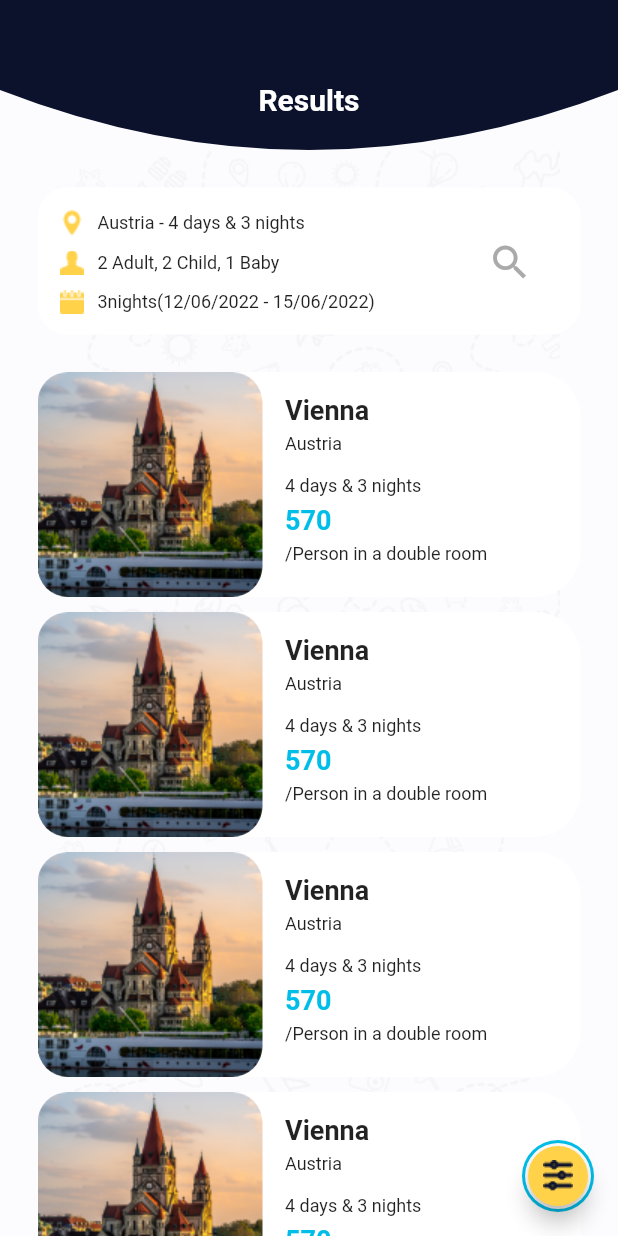
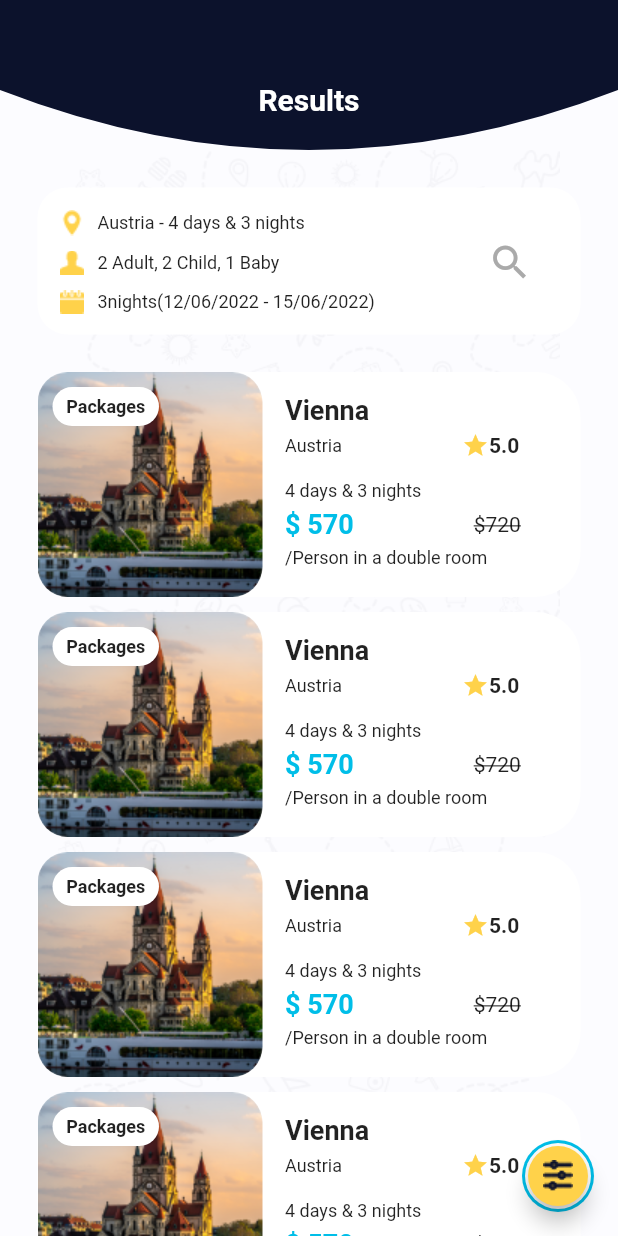
Before and after one commit to Omar-Moshtaha/tourism, a Flutter app: the screen it shows after launch, on a phone screen of 412 x 824 dp. Run offline on Flutter 3.47's test engine with Material 2 defaults, Android fonts, the light colour scheme and no system bars; our stand-ins replace flutter_custom_clippers, hexcolor.

Commit message:
result.dart

```diff
--- a/lib/more.dart
+++ b/lib/more.dart
@@ -2,10 +2,19 @@ import 'package:flutter/material.dart';
 import 'package:flutter_custom_clippers/flutter_custom_clippers.dart';
 import 'package:hexcolor/hexcolor.dart';
 
-class MorePge extends StatelessWidget {
+class MorePge extends StatefulWidget {
   @override
+  _MorePgeState createState() => _MorePgeState();
+}
+
+class _MorePgeState extends State<MorePge> {
+  @override
+  var  curren= 0;
+
   Widget build(BuildContext context) {
+
     return Scaffold(
+
       backgroundColor: HexColor('#FCFCFF'),
       appBar: AppBar(
         toolbarHeight:100,
@@ -225,7 +234,6 @@ body: Container(
        )
        ),
      ),
-
    ],
  ),
   decoration: BoxDecoration(
@@ -238,5 +246,6 @@ body: Container(
   ),
 ),
     );
+
   }
 }
--- a/lib/result.dart
+++ b/lib/result.dart
@@ -36,7 +36,6 @@ color: HexColor("0C122C"),
     body: Container(
       child: Column(
         children: [
-
           Padding(
             padding: const EdgeInsets.only(right: 25,top: 25,left: 25,bottom: 25),
             child: Stack(
@@ -106,7 +105,8 @@ color: HexColor("0C122C"),
             ),
           ),
 Expanded(
-  child:   ListView.separated(physics: BouncingScrollPhysics(),itemBuilder: (context, index) =>           Padding(
+
+  child:   ListView.separated(scrollDirection: Axis.vertical,physics: BouncingScrollPhysics(),itemBuilder: (context, index) =>           Padding(
 
     padding: const EdgeInsets.only(right: 25,left: 25),
 
@@ -153,7 +153,8 @@ Expanded(
           crossAxisAlignment: CrossAxisAlignment.start,
 
           children: [
-
+            Stack(
+              children: [
                 Container(
 
 
@@ -191,7 +192,26 @@ Expanded(
 
 
                 ),
+      Padding(
+        padding: const EdgeInsets.only(top: 10,left: 10),
+        child: Container(
+          width: 71,
+          height: 26,
+          child: Center(
+            child: Text("Packages",style: TextStyle(
+              fontSize: 12,
+              fontWeight: FontWeight.bold,
+            ),),
+          ),
+          decoration: BoxDecoration(
+              color: Colors.white,
 
+              borderRadius: BorderRadius.circular(30)
+          ),
+        ),
+      )
+              ],
+            ),
             Column(
 
               crossAxisAlignment: CrossAxisAlignment.start,
@@ -222,6 +242,8 @@ Expanded(
 
                 ),
 
+                Row(
+                  children: [
                     Padding(
 
                       padding: const EdgeInsets.only(left: 15,top:5),
@@ -242,6 +264,19 @@ Expanded(
 
                       ),),
 
+                    ),
+                    Padding(
+                      padding: const EdgeInsets.only(left: 80,top: 4),
+                      child: Icon(Icons.star,color: HexColor("#FFD24A"),size:18,),
+                    ),
+                    Padding(
+                      padding: const EdgeInsets.only(top: 4),
+                      child: Text("5.0",style: TextStyle(
+                        fontSize: 14,
+                        fontWeight: FontWeight.bold,
+                      ),),
+                    ),
+                  ],
                 ),
 
                 Padding(
@@ -266,11 +301,13 @@ Expanded(
 
                 ),
 
+                Row(
+                  children: [
                     Padding(
 
                       padding: const EdgeInsets.only(left: 15,top:5),
 
-                  child:   Text("570",style: TextStyle(
+                      child:   Text("\$ 570",style: TextStyle(
 
                           color: HexColor("#00BEE8"),
 
@@ -287,7 +324,15 @@ Expanded(
                       ),),
 
                     ),
-
+                    Padding(
+                      padding: const EdgeInsets.only(left: 80,top: 5),
+                      child: Text("\$720",style: TextStyle(
+                        fontSize: 14,
+                        decoration: TextDecoration.lineThrough,
+                      ),),
+                    ),
+                  ],
+                ),
                 Padding(
 
                   padding: const EdgeInsets.only(left: 15,top:5),
@@ -309,10 +354,9 @@ Expanded(
 
 
 
-
               ],
 
-            )
+            ),
 
 
 
```
Lines whose indentation alone changed are shown as unchanged.
